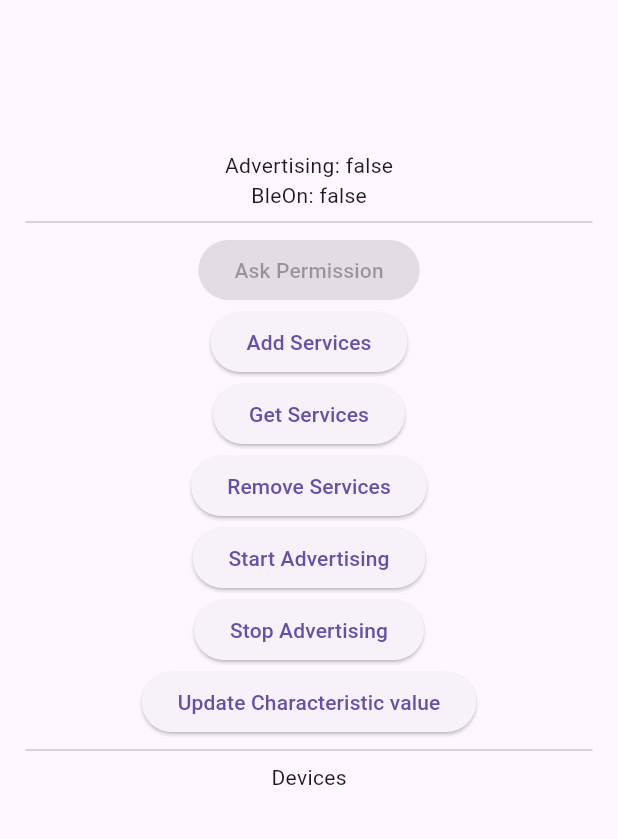
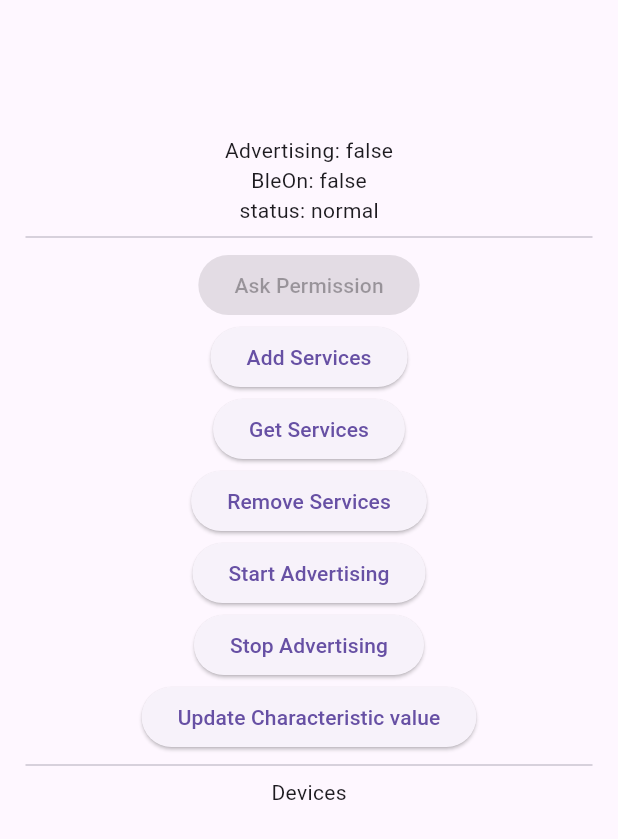
Before and after one commit to ICanSeeYourVoice/ICON, a Flutter app: the screen it shows after launch, on a phone screen of 412 x 824 dp. Shown: the top 839 px of the screen. Run offline on Flutter 3.47's test engine with Material 3 defaults, Android fonts, the phone set to English and light mode, and no system bars; our stand-ins replace firebase_core, firebase_messaging, flutter_local_notifications, get, permission_handler; missing offline and left inert: ble_peripheral, wear; accounts and stored records are empty; generated files the repository leaves out were written again.

```diff
--- a/wearos/icon/lib/home_controller.dart
+++ b/wearos/icon/lib/home_controller.dart
@@ -10,6 +10,12 @@ class HomeController extends GetxController {
   RxBool isAdvertising = false.obs;
   RxBool isBleOn = false.obs;
   RxList<String> devices = <String>[].obs;
+  RxString status = 'normal'.obs;
+
+  void updateStatus(String newStatus) {
+    status.value = newStatus;
+    print(status.value);
+  }
 
   String get deviceName => switch (defaultTargetPlatform) {
     TargetPlatform.android => "BleDroid",
--- a/wearos/icon/lib/home_view.dart
+++ b/wearos/icon/lib/home_view.dart
@@ -9,6 +9,8 @@ class HomeView extends GetView<HomeController> {
 
   @override
   Widget build(BuildContext context) {
+    Get.put(HomeController());  // build 아래 선언
+
     return Scaffold(
         body: Container(
           decoration: BoxDecoration(
@@ -37,7 +39,8 @@ class HomeView extends GetView<HomeController> {
                       const SizedBox(height: 20),
                           Obx(() =>
                               Text("Advertising: ${controller.isAdvertising.value}")),
-                          Obx(() => Text("BleOn: ${controller.isBleOn.value}")),
+                      Obx(() => Text("BleOn: ${controller.isBleOn.value}")),
+                      Obx(() => Text("status: ${controller.status.value}")),
                       const Divider(),
                             const ElevatedButton(
                               onPressed: BlePeripheral.askBlePermission,
```
Also changed, not shown: wearos/icon/lib/main.dart (+0 -14 lines), wearos/icon/asset/danger.png (added), wearos/icon/asset/discomfort.png (added), wearos/icon/asset/hungry.png (added), wearos/icon/asset/nomal.png (added), wearos/icon/asset/pain.png (added), wearos/icon/asset/sleep.png (added), 26 other files.
